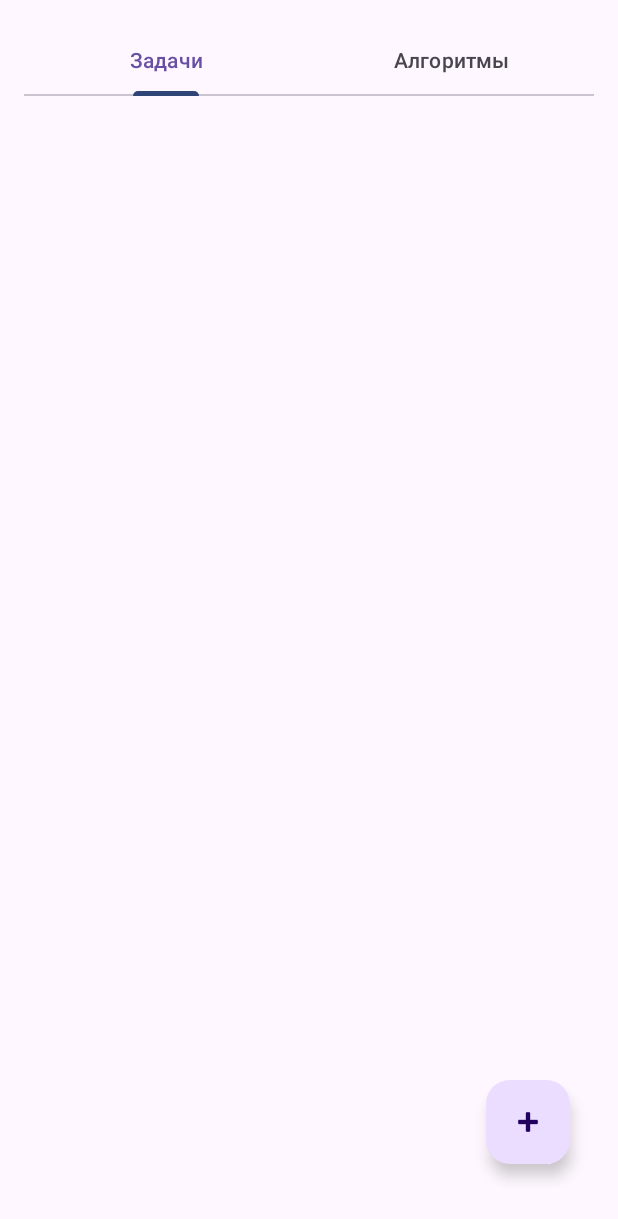
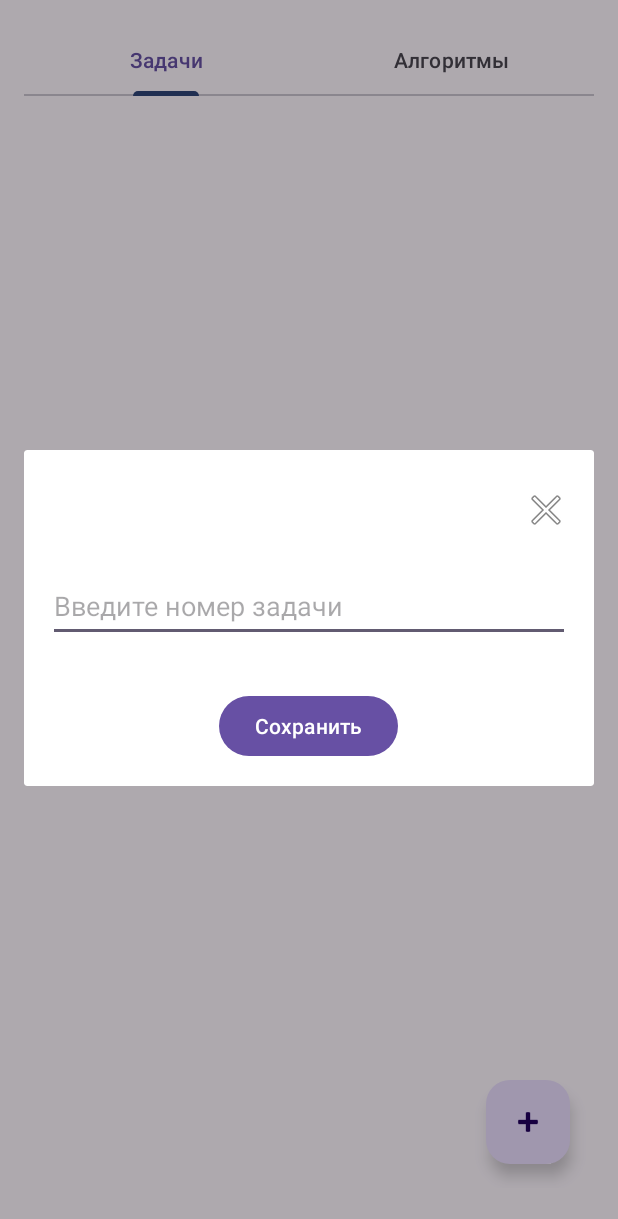
Before and after one commit to irina410/TaskTimer, an Android app: the screen it shows after launch (MainActivity), after a tap on "Add Task", on a phone screen of 412 x 824 dp. Shown: the top 1219 px of the screen. Run offline under Robolectric (Android 15) with nearby library versions, the phone set to English and light mode, and no system bars.

Commit message:
add setOnClickListener function

```diff
--- a/app/src/main/java/com/example/tasktimer/view/TaskCreateFragment.kt
+++ b/app/src/main/java/com/example/tasktimer/view/TaskCreateFragment.kt
@@ -8,6 +8,7 @@ import android.view.View
 import android.view.ViewGroup
 import android.widget.EditText
 import android.widget.Toast
+import androidx.fragment.app.DialogFragment
 import androidx.fragment.app.Fragment
 import androidx.recyclerview.widget.LinearLayoutManager
 import androidx.recyclerview.widget.RecyclerView
@@ -19,7 +20,7 @@ class TaskCreateFragment(
     private val onTaskCreated: (Task) -> Unit,
     private val taskList: List<Task>, // Список существующих задач
     private val algorithms: List<Algorithm> // Список доступных алгоритмов
-) : Fragment() {
+) : DialogFragment() {
 
     private lateinit var taskNumberEditText: EditText
     private lateinit var algorithmRecyclerView: RecyclerView
--- a/app/src/main/java/com/example/tasktimer/view/TaskFragment.kt
+++ b/app/src/main/java/com/example/tasktimer/view/TaskFragment.kt
@@ -11,6 +11,8 @@ import androidx.recyclerview.widget.LinearLayoutManager
 import androidx.recyclerview.widget.RecyclerView
 import com.example.tasktimer.R
 import com.example.tasktimer.model.Task
+import com.example.tasktimer.model.Algorithm
+import com.example.tasktimer.repository.AlgorithmRepository
 import com.google.android.material.floatingactionbutton.FloatingActionButton
 
 class TaskFragment : Fragment() {
@@ -31,7 +33,21 @@ class TaskFragment : Fragment() {
 
         // Обработчик кнопки FAB
         view.findViewById<FloatingActionButton>(R.id.fab).setOnClickListener {
-            // Логика для добавления новой задачи
+            // Получаем доступные алгоритмы
+            val availableAlgorithms = AlgorithmRepository(requireContext()).loadAlgorithms()
+
+            val taskCreateFragment = TaskCreateFragment(
+                onTaskCreated = { newTask ->
+                    tasks.add(newTask) // Добавляем новую задачу в список
+                    taskAdapter.notifyDataSetChanged() // Обновляем адаптер
+                    Toast.makeText(requireContext(), "Задача создана!", Toast.LENGTH_SHORT).show()
+                },
+                taskList = tasks,
+                algorithms = availableAlgorithms
+            )
+
+            // Показываем TaskCreateFragment как диалог
+            taskCreateFragment.show(parentFragmentManager, "taskCreateDialog")
         }
 
         return view
--- a/app/src/main/res/layout/activity_main.xml
+++ b/app/src/main/res/layout/activity_main.xml
@@ -25,6 +25,9 @@
         android:layout_height="match_parent"
         app:layout_behavior="@string/appbar_scrolling_view_behavior" />
 
-
+    <FrameLayout
+        android:id="@+id/fragment_container"
+        android:layout_width="match_parent"
+        android:layout_height="match_parent" />
 
 </androidx.coordinatorlayout.widget.CoordinatorLayout>
--- a/app/src/main/res/layout/fragment_task.xml
+++ b/app/src/main/res/layout/fragment_task.xml
@@ -9,6 +9,7 @@
         android:layout_height="0dp"
         android:layout_weight="1" />
 
+
     <com.google.android.material.floatingactionbutton.FloatingActionButton
         android:id="@+id/fab"
         android:layout_width="wrap_content"
@@ -17,4 +18,6 @@
         android:layout_margin="16dp"
         android:src="@android:drawable/ic_input_add"
         android:contentDescription="Add Task"/>
+
+
 </LinearLayout>
```
